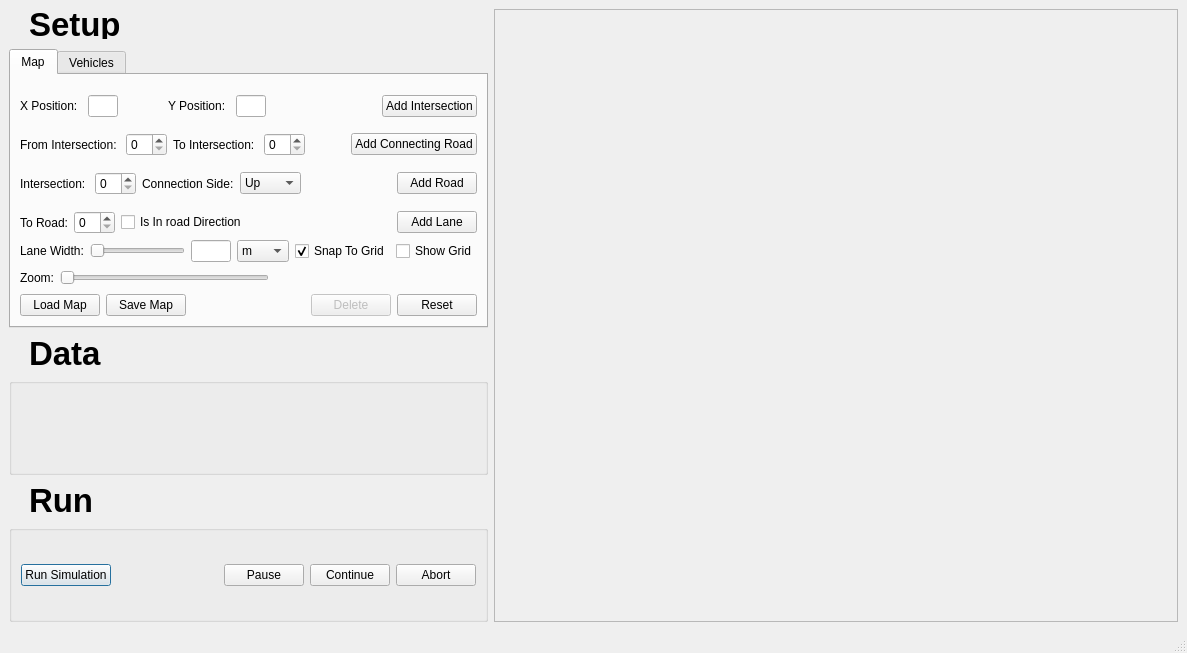
Old version of the form src/UI/mainwindow.ui in the repository samuelarbibe/ai-tms.
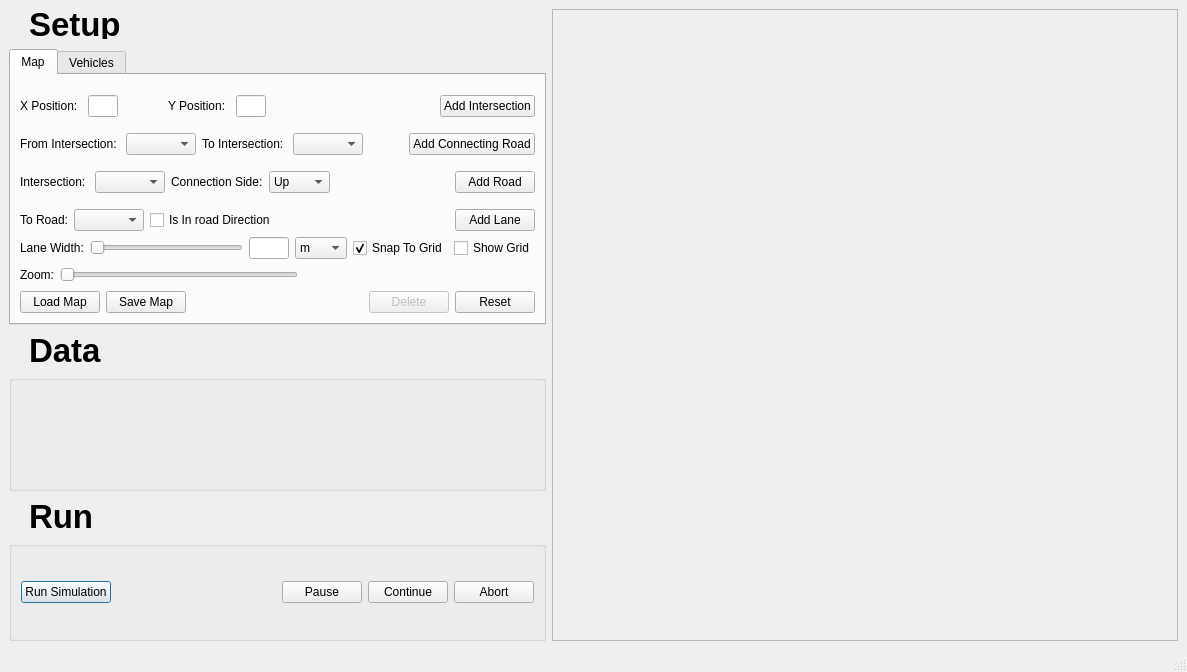
New version of the form.

Commit message: map reset, dynamic comboBox 🎶

The edit to the form file:
```diff
--- a/src/UI/mainwindow.ui
+++ b/src/UI/mainwindow.ui
@@ -7,7 +7,7 @@
     <x>0</x>
     <y>0</y>
     <width>1187</width>
-    <height>653</height>
+    <height>672</height>
    </rect>
   </property>
   <property name="sizePolicy">
@@ -198,7 +198,14 @@
                    </widget>
                   </item>
                   <item>
-                   <widget class="QSpinBox" name="FromIntersectionSpinBox"/>
+                   <widget class="QComboBox" name="FromIntersectionComboBox">
+                    <property name="maximumSize">
+                     <size>
+                      <width>70</width>
+                      <height>16777215</height>
+                     </size>
+                    </property>
+                   </widget>
                   </item>
                   <item>
                    <widget class="QLabel" name="label_2">
@@ -208,7 +215,14 @@
                    </widget>
                   </item>
                   <item>
-                   <widget class="QSpinBox" name="ToIntersectionSpinBox"/>
+                   <widget class="QComboBox" name="ToIntersectionComboBox">
+                    <property name="maximumSize">
+                     <size>
+                      <width>70</width>
+                      <height>16777215</height>
+                     </size>
+                    </property>
+                   </widget>
                   </item>
                  </layout>
                 </item>
@@ -249,7 +263,14 @@
                    </widget>
                   </item>
                   <item>
-                   <widget class="QSpinBox" name="IntersectionSpinBox"/>
+                   <widget class="QComboBox" name="IntersectionComboBox">
+                    <property name="maximumSize">
+                     <size>
+                      <width>70</width>
+                      <height>16777215</height>
+                     </size>
+                    </property>
+                   </widget>
                   </item>
                   <item>
                    <widget class="QLabel" name="label_6">
@@ -321,7 +342,14 @@
                    </widget>
                   </item>
                   <item>
-                   <widget class="QSpinBox" name="ToRoadSpinBox"/>
+                   <widget class="QComboBox" name="ToRoadComboBox">
+                    <property name="maximumSize">
+                     <size>
+                      <width>70</width>
+                      <height>16777215</height>
+                     </size>
+                    </property>
+                   </widget>
                   </item>
                   <item>
                    <widget class="QCheckBox" name="InDirectionCheckBox">
```
Left out of the diff: 2 changed lines with no effect on the pictures. The commit also changes 13 other files.
